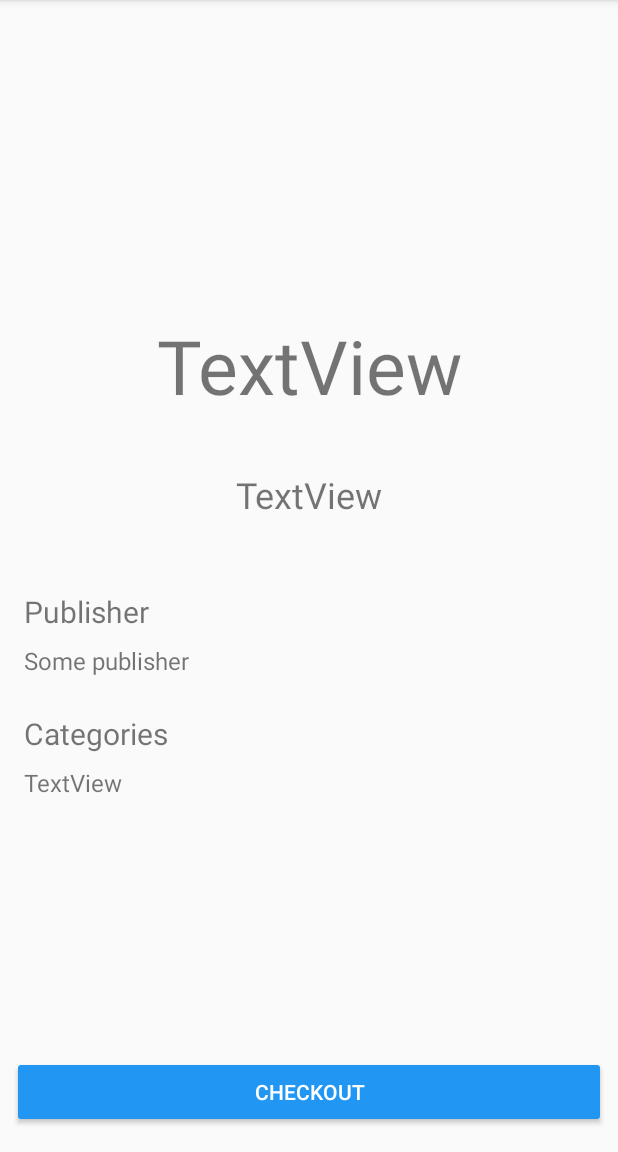
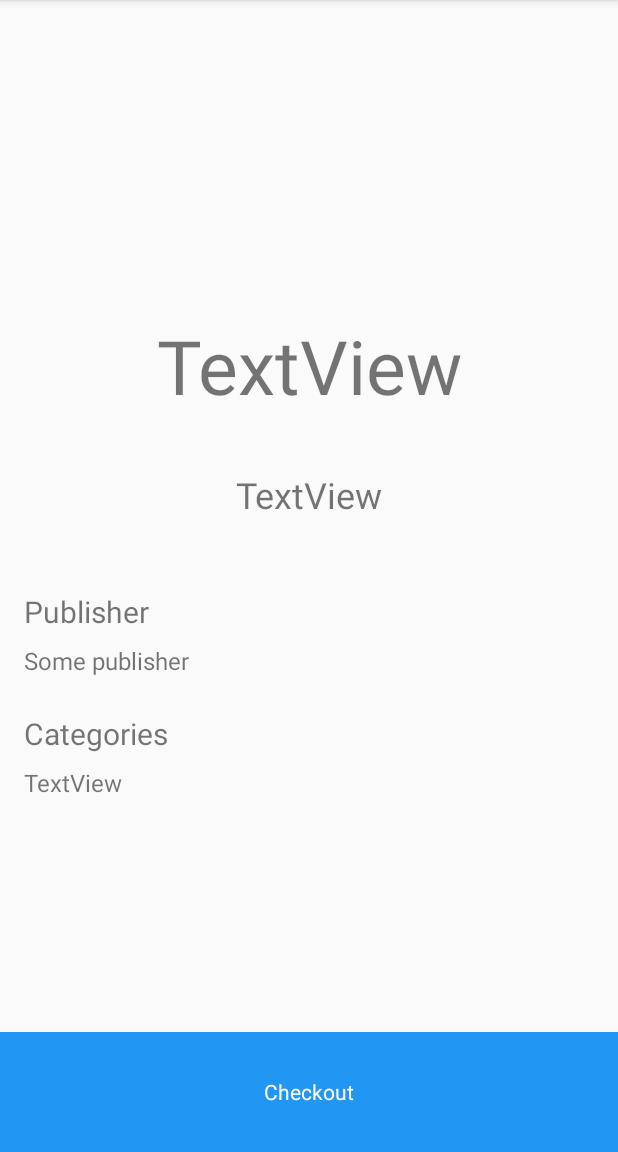
Before and after one commit to jgsamudio/DigitalLibrary, an Android app: the BookDetailActivity screen opened directly, with no data from a screen before it, on a phone screen of 412 x 824 dp, the part 84-1236 px from its top. Run offline under Robolectric (Android 15) with nearby library versions, the phone set to English and light mode, and no system bars; network calls fail; 6 statements that could not run were skipped.

Commit message:
Added bottom sheet

```diff
--- a/app/build.gradle
+++ b/app/build.gradle
@@ -37,6 +37,7 @@ dependencies {
     implementation 'com.android.support:recyclerview-v7:27.1.1'
     implementation 'com.android.support:design:27.1.1'
     implementation 'br.com.simplepass:loading-button-android:1.14.0'
+    implementation 'com.android.support:design:27.1.1'
 
     // Retrofit
     implementation "com.squareup.retrofit2:retrofit:2.3.0"
--- a/app/src/main/java/com/example/prolificinteractive/digitallibrary/bookDetail/BookDetailActivity.kt
+++ b/app/src/main/java/com/example/prolificinteractive/digitallibrary/bookDetail/BookDetailActivity.kt
@@ -15,7 +15,7 @@ class BookDetailActivity : AppCompatActivity() {
 
     override fun onCreate(savedInstanceState: Bundle?) {
         super.onCreate(savedInstanceState)
-        setContentView(R.layout.activity_book_detail)
+        setContentView(R.layout.container)
         setupActionBar()
 
         val book = intent.getSerializableExtra(SELECTED_BOOK) as Book
--- a/app/src/main/res/layout/activity_book_detail.xml
+++ b/app/src/main/res/layout/activity_book_detail.xml
@@ -69,15 +69,4 @@
             app:layout_constraintTop_toBottomOf="@+id/textView7"
             app:layout_constraintStart_toStartOf="@+id/textView7"/>
 
-    <Button
-            android:text="@string/checkout"
-            android:layout_height="wrap_content"
-            android:id="@+id/button2"
-            android:backgroundTint="@color/colorSecondary"
-            android:textColor="@color/colorTertiary"
-            app:layout_constraintStart_toStartOf="parent" android:layout_marginStart="8dp"
-            app:layout_constraintEnd_toEndOf="parent" android:layout_marginEnd="8dp"
-            app:layout_constraintBottom_toBottomOf="parent" android:layout_marginBottom="16dp"
-            app:layout_constraintHorizontal_bias="0.0" android:layout_width="0dp"/>
-
 </android.support.constraint.ConstraintLayout>
--- /dev/null
+++ b/app/src/main/res/layout/bottom_sheet.xml
@@ -0,0 +1,28 @@
+<?xml version="1.0" encoding="utf-8"?>
+<LinearLayout xmlns:android="http://schemas.android.com/apk/res/android"
+              xmlns:app="http://schemas.android.com/apk/res-auto"
+              android:id="@+id/bottom_sheet"
+              android:layout_width="match_parent"
+              android:layout_height="340dp"
+              android:background="@android:color/darker_gray"
+              android:orientation="vertical"
+              app:behavior_hideable="false"
+              app:behavior_peekHeight="80dp"
+              app:layout_behavior="android.support.design.widget.BottomSheetBehavior">
+
+    <TextView
+            android:layout_width="match_parent"
+            android:layout_height="80dp"
+            android:background="@color/colorSecondary"
+            android:gravity="center"
+            android:text="@string/checkout"
+            android:textColor="@color/colorTertiary" />
+
+    <TextView
+            android:layout_width="match_parent"
+            android:layout_height="match_parent"
+            android:gravity="center"
+            android:text="HELLO DETAIL"
+            android:textColor="@color/colorTertiary" />
+
+</LinearLayout>
--- /dev/null
+++ b/app/src/main/res/layout/container.xml
@@ -0,0 +1,15 @@
+<?xml version="1.0" encoding="utf-8"?>
+<android.support.design.widget.CoordinatorLayout xmlns:android="http://schemas.android.com/apk/res/android"
+                                                 xmlns:app="http://schemas.android.com/apk/res-auto"
+                                                 xmlns:tools="http://schemas.android.com/tools"
+                                                 android:layout_width="match_parent"
+                                                 android:layout_height="match_parent"
+                                                 tools:context=".bookDetail.BookDetailActivity">
+
+    <!-- include main content -->
+    <include layout="@layout/activity_book_detail" />
+
+    <!-- include bottom sheet -->
+    <include layout="@layout/bottom_sheet" />
+
+</android.support.design.widget.CoordinatorLayout>
```
